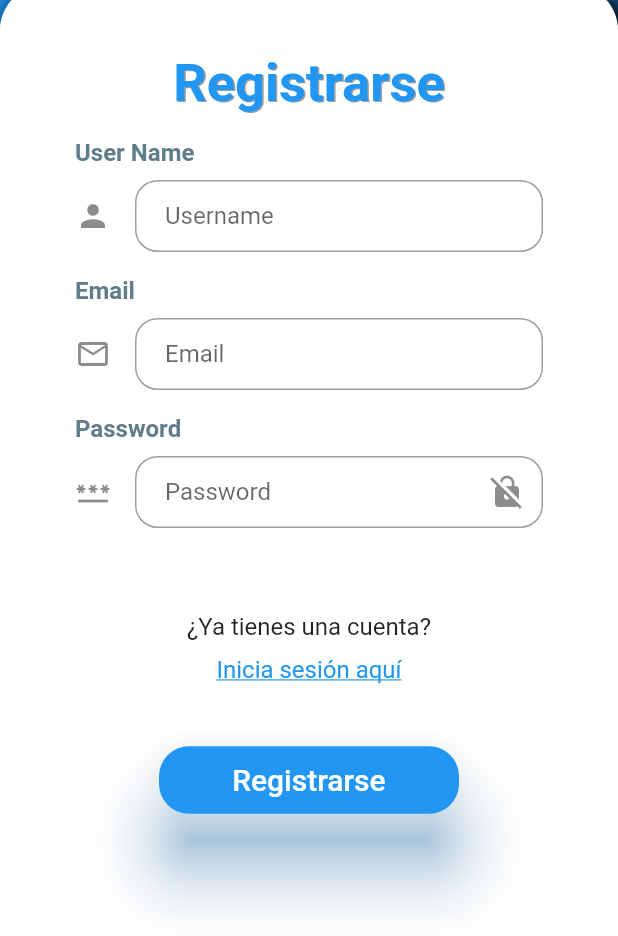
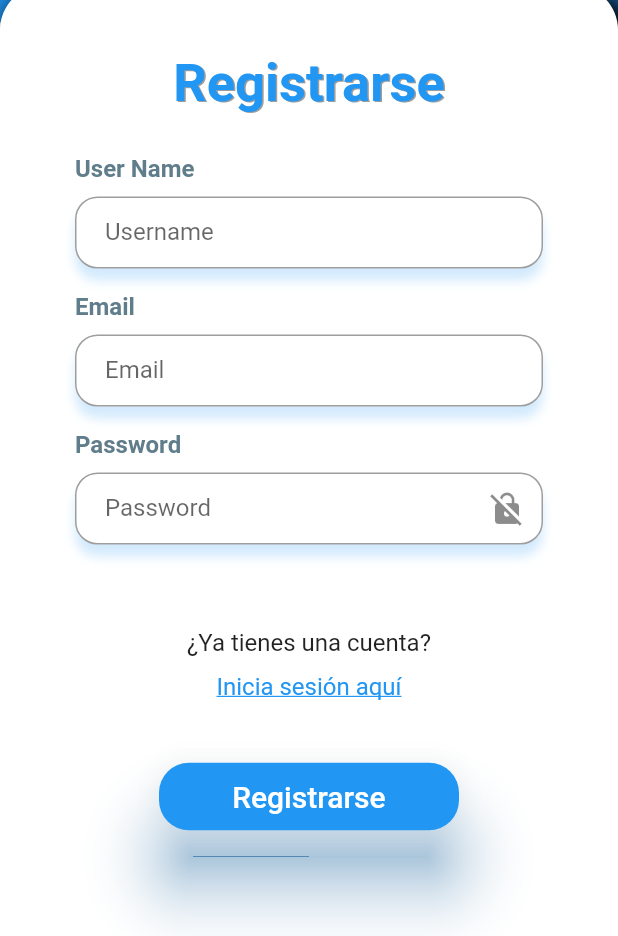
Before and after one commit to JesuBermudez/SafeSync, a Flutter app: the screen it shows after launch, on a phone screen of 412 x 824 dp, the part 300-1236 px from its top. Run offline on Flutter 3.47's test engine with Material 2 defaults, Android fonts, the light colour scheme and no system bars.

Commit message:
-mfix(register UI/TERMINADO)

```diff
--- a/lib/pages/register_page.dart
+++ b/lib/pages/register_page.dart
@@ -1,7 +1,6 @@
 import 'package:flutter/material.dart';
 
-import '../ui/inputs/input_label.dart';
-import '../ui/inputs/redirection_login.dart';
+import '../ui/containers/containers.dart';
 
 class RegisterPage extends StatefulWidget {
   const RegisterPage({super.key});
@@ -21,27 +20,12 @@ class _RegisterPageState extends State<RegisterPage> {
       body: Stack(
         children: [
           //Fondo azul con logo y nombre de la app
-          Positioned(
+          const Positioned(
             top: 0,
             left: 0,
             right: 0,
             height: 215,
-            child: Container(
-              color: Colors.blue,
-              padding: const EdgeInsets.all(20.0),
-              child: Column(
-                children: [
-                  Image.asset('assets/logo.png', height: 100),
-                  const Text(
-                    'SafeSync',
-                    style: TextStyle(
-                        color: Colors.white,
-                        fontSize: 40.0,
-                        fontWeight: FontWeight.bold),
-                  )
-                ],
-              ),
-            ),
+            child: ContainerTitle(),
           ),
 
           //Contenedor de los imputs
@@ -50,121 +34,15 @@ class _RegisterPageState extends State<RegisterPage> {
             left: 0,
             right: 0,
             top: 140,
-            child: Container(
-              margin: const EdgeInsets.only(top: 50),
-              padding: EdgeInsets.fromLTRB(50, 45, 50, screenHeight * 0.10),
-              decoration: const BoxDecoration(
-                boxShadow: [
-                  BoxShadow(
-                    color: Colors.black,
-                    spreadRadius: 5,
-                    blurRadius: 15,
-                    offset: Offset(8, 8),
-                  ),
-                ],
-                color: Colors.white,
-                borderRadius: BorderRadius.only(
-                  topLeft: Radius.circular(30.0),
-                  topRight: Radius.circular(30.0),
-                ),
-              ),
-              child: Column(
-                children: [
-                  const Text(
-                    'Registrarse',
-                    style: TextStyle(
-                        fontSize: 35.0,
-                        fontWeight: FontWeight.bold,
-                        color: Colors.blue,
-                        shadows: [
-                          Shadow(offset: Offset(1.0, 1.2), color: Colors.grey)
-                        ]),
-                    textAlign: TextAlign.center,
-                  ),
-                  const SizedBox(height: 16),
-                  LabelInput(label: 'User Name', input: createUserName()),
-                  LabelInput(label: 'Email', input: createEmail()),
-                  LabelInput(label: 'Password', input: createPasword()),
-                  const SizedBox(height: 40),
-                  createRedirection(
-                      text: '¿Ya tienes una cuenta?',
-                      textLink: 'Inicia sesión aquí'),
-                  const SizedBox(height: 40),
-                  createButtonRegister()
-                ],
-              ),
+            child: ContainerInputs(
+              view: true,
+              screenHeight: screenHeight,
+              textContainer: 'Registrarse',
+              labelUsername: 'User Name',
             ),
           ),
         ],
       ),
     );
   }
-
-  createButtonRegister() {
-    return ElevatedButton(
-      onPressed: () {},
-      style: ButtonStyle(
-          elevation: const MaterialStatePropertyAll(20),
-          fixedSize: const MaterialStatePropertyAll(Size(200, 45)),
-          shadowColor: const MaterialStatePropertyAll(Colors.blue),
-          shape: MaterialStatePropertyAll(RoundedRectangleBorder(
-              borderRadius: BorderRadius.circular(20.0)))),
-      child: const Text(
-        'Registrarse',
-        style: TextStyle(fontSize: 20),
-      ),
-    );
-  }
-
-  createUserName() {
-    return TextField(
-      decoration: InputDecoration(
-        border: OutlineInputBorder(borderRadius: BorderRadius.circular(15.0)),
-        contentPadding:
-            const EdgeInsets.symmetric(vertical: 10.0, horizontal: 20.0),
-        labelText: 'Username',
-        icon: const Icon(Icons.person),
-      ),
-      onChanged: (text) {
-        // ignore: avoid_print
-        print(text);
-      },
-    );
-  }
-
-  createPasword() {
-    return TextField(
-      decoration: InputDecoration(
-        border: OutlineInputBorder(borderRadius: BorderRadius.circular(15.0)),
-        labelText: 'Password',
-        icon: const Icon(Icons.password_outlined),
-        suffixIcon: const Icon(Icons.no_encryption_gmailerrorred),
-        contentPadding:
-            const EdgeInsets.symmetric(vertical: 10.0, horizontal: 20.0),
-      ),
-      obscureText: true,
-      onChanged: (text) {
-        // ignore: avoid_print
-        print(text);
-      },
-    );
-  }
-
-  createEmail() {
-    return TextField(
-      decoration: InputDecoration(
-        border: OutlineInputBorder(borderRadius: BorderRadius.circular(15.0)),
-        labelText: 'Email',
-        suffixText: '@gmail.com',
-        icon: const Icon(Icons.email_outlined),
-        contentPadding:
-            const EdgeInsets.symmetric(vertical: 10.0, horizontal: 20.0),
-      ),
-      keyboardType: TextInputType.emailAddress,
-      onChanged: (text) {
-        // ignore: avoid_print
-        print(text);
-      },
-    );
-  }
 }
--- /dev/null
+++ b/lib/ui/buttons/buttons_elevations.dart
@@ -0,0 +1,17 @@
+import 'package:flutter/material.dart';
+
+createButton(String text) {
+  return ElevatedButton(
+    onPressed: () {},
+    style: ButtonStyle(
+        elevation: const MaterialStatePropertyAll(20),
+        fixedSize: const MaterialStatePropertyAll(Size(200, 45)),
+        shadowColor: const MaterialStatePropertyAll(Colors.blue),
+        shape: MaterialStatePropertyAll(
+            RoundedRectangleBorder(borderRadius: BorderRadius.circular(20.0)))),
+    child: Text(
+      text,
+      style: const TextStyle(fontSize: 20),
+    ),
+  );
+}
--- /dev/null
+++ b/lib/ui/containers/containers.dart
@@ -0,0 +1,93 @@
+import 'package:flutter/material.dart';
+
+import '../buttons/buttons_elevations.dart';
+import '../inputs/input_label.dart';
+import '../inputs/inputs_globals.dart';
+import '../inputs/redirection_login.dart';
+
+class ContainerTitle extends StatelessWidget {
+  const ContainerTitle({
+    super.key,
+  });
+
+  @override
+  Widget build(BuildContext context) {
+    return Container(
+      color: Colors.blue,
+      padding: const EdgeInsets.all(20.0),
+      child: Column(
+        children: [
+          Image.asset('assets/logo.png', height: 100),
+          const Text(
+            'SafeSync',
+            style: TextStyle(
+                color: Colors.white,
+                fontSize: 40.0,
+                fontWeight: FontWeight.bold),
+          )
+        ],
+      ),
+    );
+  }
+}
+
+class ContainerInputs extends StatelessWidget {
+  const ContainerInputs(
+      {super.key,
+      required this.screenHeight,
+      required this.textContainer,
+      this.labelUsername,
+      required this.view});
+
+  final double screenHeight;
+  final String textContainer;
+  final String? labelUsername;
+  final bool view;
+
+  @override
+  Widget build(BuildContext context) {
+    return Container(
+      margin: const EdgeInsets.only(top: 50),
+      padding: EdgeInsets.fromLTRB(50, 45, 50, screenHeight * 0.10),
+      decoration: const BoxDecoration(
+        boxShadow: [
+          BoxShadow(
+            color: Colors.black,
+            spreadRadius: 5,
+            blurRadius: 15,
+            offset: Offset(8, 8),
+          ),
+        ],
+        color: Colors.white,
+        borderRadius: BorderRadius.only(
+          topLeft: Radius.circular(30.0),
+          topRight: Radius.circular(30.0),
+        ),
+      ),
+      child: Column(
+        children: [
+          Text(
+            textContainer,
+            style: const TextStyle(
+                fontSize: 35.0,
+                fontWeight: FontWeight.bold,
+                color: Colors.blue,
+                shadows: [
+                  Shadow(offset: Offset(1.0, 1.2), color: Colors.grey)
+                ]),
+            textAlign: TextAlign.center,
+          ),
+          const SizedBox(height: 27),
+          LabelInput(label: labelUsername, input: createUserName(show: view)),
+          LabelInput(label: 'Email', input: createEmail()),
+          LabelInput(label: 'Password', input: createPasword()),
+          const SizedBox(height: 40),
+          createRedirection(
+              text: '¿Ya tienes una cuenta?', textLink: 'Inicia sesión aquí'),
+          const SizedBox(height: 40),
+          createButton('Registrarse')
+        ],
+      ),
+    );
+  }
+}
--- a/lib/ui/inputs/input_label.dart
+++ b/lib/ui/inputs/input_label.dart
@@ -1,17 +1,19 @@
 import 'package:flutter/material.dart';
 
 class LabelInput extends StatelessWidget {
-  const LabelInput({super.key, required this.label, required this.input});
-  final String label;
+  const LabelInput({super.key, this.label, required this.input});
+  final String? label;
   final Widget input;
 
   @override
   Widget build(BuildContext context) {
     return Column(
+
       crossAxisAlignment: CrossAxisAlignment.start,
       children: [
+        if (label != null)
           Text(
-          label,
+            label!,
             style: const TextStyle(
               fontSize: 16.0,
               fontWeight: FontWeight.bold,
--- /dev/null
+++ b/lib/ui/inputs/inputs_globals.dart
@@ -0,0 +1,96 @@
+import 'package:flutter/material.dart';
+
+createUserName({bool show = true}) {
+  return show
+      ? Container(
+          decoration: BoxDecoration(
+            color: Colors.white,
+            borderRadius: BorderRadius.circular(15.0),
+            boxShadow: [
+              BoxShadow(
+                color: Colors.blue.withOpacity(0.2),
+                blurRadius: 5.0,
+                spreadRadius: 0.0,
+                offset: const Offset(0, 8),
+              ),
+            ],
+          ),
+          child: TextField(
+            decoration: InputDecoration(
+              border:
+                  OutlineInputBorder(borderRadius: BorderRadius.circular(15.0)),
+              contentPadding:
+                  const EdgeInsets.symmetric(vertical: 10.0, horizontal: 20.0),
+              labelText: 'Username',
+            ),
+            onChanged: (text) {
+              // ignore: avoid_print
+              print(text);
+            },
+          ),
+        )
+      : const SizedBox();
+}
+
+createPasword() {
+  return Container(
+    decoration: BoxDecoration(
+      color: Colors.white,
+      borderRadius: BorderRadius.circular(15.0),
+      boxShadow: [
+        BoxShadow(
+          color: Colors.blue.withOpacity(0.2),
+          blurRadius: 5.0,
+          spreadRadius: 0.0,
+          offset: const Offset(0, 8),
+        ),
+      ],
+    ),
+    child: TextField(
+      decoration: InputDecoration(
+        border: OutlineInputBorder(borderRadius: BorderRadius.circular(15.0)),
+        labelText: 'Password',
+        // icon: const Icon(Icons.password_outlined),
+        suffixIcon: const Icon(Icons.no_encryption_gmailerrorred),
+        contentPadding:
+            const EdgeInsets.symmetric(vertical: 10.0, horizontal: 20.0),
+      ),
+      obscureText: true,
+      onChanged: (text) {
+        // ignore: avoid_print
+        print(text);
+      },
+    ),
+  );
+}
+
+createEmail() {
+  return Container(
+      decoration: BoxDecoration(
+        color: Colors.white,
+        borderRadius: BorderRadius.circular(15.0),
+        boxShadow: [
+          BoxShadow(
+            color: Colors.blue.withOpacity(0.2),
+            blurRadius: 5.0,
+            spreadRadius: 0.0,
+            offset: const Offset(0, 8),
+          ),
+        ],
+      ),
+      child: TextField(
+        decoration: InputDecoration(
+          border: OutlineInputBorder(borderRadius: BorderRadius.circular(15.0)),
+          labelText: 'Email',
+          suffixText: '@gmail.com',
+          //  icon: const Icon(Icons.email_outlined),
+          contentPadding:
+              const EdgeInsets.symmetric(vertical: 10.0, horizontal: 20.0),
+        ),
+        keyboardType: TextInputType.emailAddress,
+        onChanged: (text) {
+          // ignore: avoid_print
+          print(text);
+        },
+      ));
+}
```
Also changed, not shown: lib/ui/buttons/flatButton.dart (deleted). Lines whose indentation alone changed are shown as unchanged.
